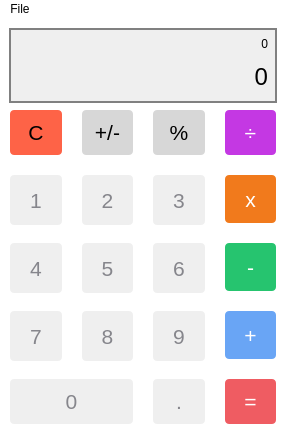
Above: Calculator/mainwindow.ui from Arsenic-ATG/Qt-calculator before the change. Below: the same form after it.
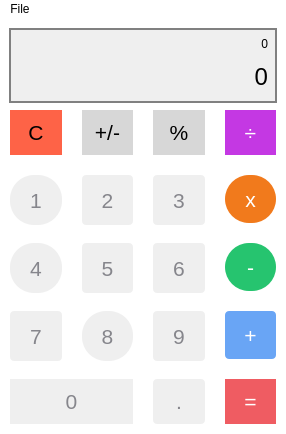
That is the form after the change.

Commit message: Theme round corner button

Diff of the .ui file:
```diff
--- a/Calculator/mainwindow.ui
+++ b/Calculator/mainwindow.ui
@@ -219,7 +219,8 @@
 QPushButton {
   color: #000;
   background-color: rgb(215, 215, 215);
-  border-radius: 4px;
+  border-radius: 24px;
+  border-style : outset
   padding: 10px;
 }
 
@@ -257,7 +258,8 @@
 QPushButton {
   color: #000;
   background-color: rgb(215, 215, 215);
-  border-radius: 4px;
+  border-radius: 24px;
+  border-style : outset
   padding: 10px;
 }
 
@@ -296,7 +298,9 @@
          <string notr="true">QPushButton {
 color: rgb(134,134,140);
 background-color: rgb(239,239,239);
-border-radius: 4px;
+
+border-radius: 24px;
+border-style : outset
 padding: 10px;
 }
 
@@ -490,10 +494,12 @@
          </font>
         </property>
         <property name="styleSheet">
-         <string notr="true">QPushButton {
+         <string notr="true">
+         QPushButton {
 color: rgb(134,134,140);
 background-color: rgb(239,239,239);
-border-radius: 4px;
+border-radius: 24px;
+border-style : outset
 padding: 10px;
 }
 
@@ -593,7 +599,8 @@
 QPushButton {
   color: #FFF;
   background-color: rgb(38, 196, 111);
-  border-radius: 4px;
+  border-radius: 24px;
+  border-style : outset
   padding: 10px;
 }
 
@@ -634,7 +641,8 @@
 QPushButton {
   color: #FFF;
   background-color: rgb(196, 56, 227);
-  border-radius: 4px;
+  border-radius: 24px;
+  border-style : outset;
   padding: 10px;
 }
 
@@ -676,7 +684,8 @@
 QPushButton {
   color: #FFF;
   background-color: rgb(241, 122, 28);
-  border-radius: 4px;
+  border-radius: 24px;
+  border-style : outset
   padding: 10px;
 }
 
@@ -723,7 +732,8 @@
 QPushButton {
   color: #FFF;
   background-color: rgb(239, 92, 98);
-  border-radius: 4px;
+  border-radius: 24px;
+  border-style : outset
   padding: 10px;
 }
 
@@ -759,7 +769,8 @@
          <string notr="true">QPushButton {
 color: rgb(134,134,140);
 background-color: rgb(239,239,239);
-border-radius: 4px;
+border-radius: 24px;
+border-style : outset
 padding: 10px;
 }
 
@@ -967,7 +978,8 @@
          <string notr="true">QPushButton {
 color: rgb(134,134,140);
 background-color: rgb(239,239,239);
-border-radius: 4px;
+border-radius: 24px;
+border-style : outset
 padding: 10px;
 }
 
@@ -1014,7 +1026,8 @@
 
 QPushButton {
   background-color: rgb(254,99,71);
-  border-radius: 4px;
+  border-radius: 24px;
+  border-style : outset
   padding: 5px;
 }
 
```
